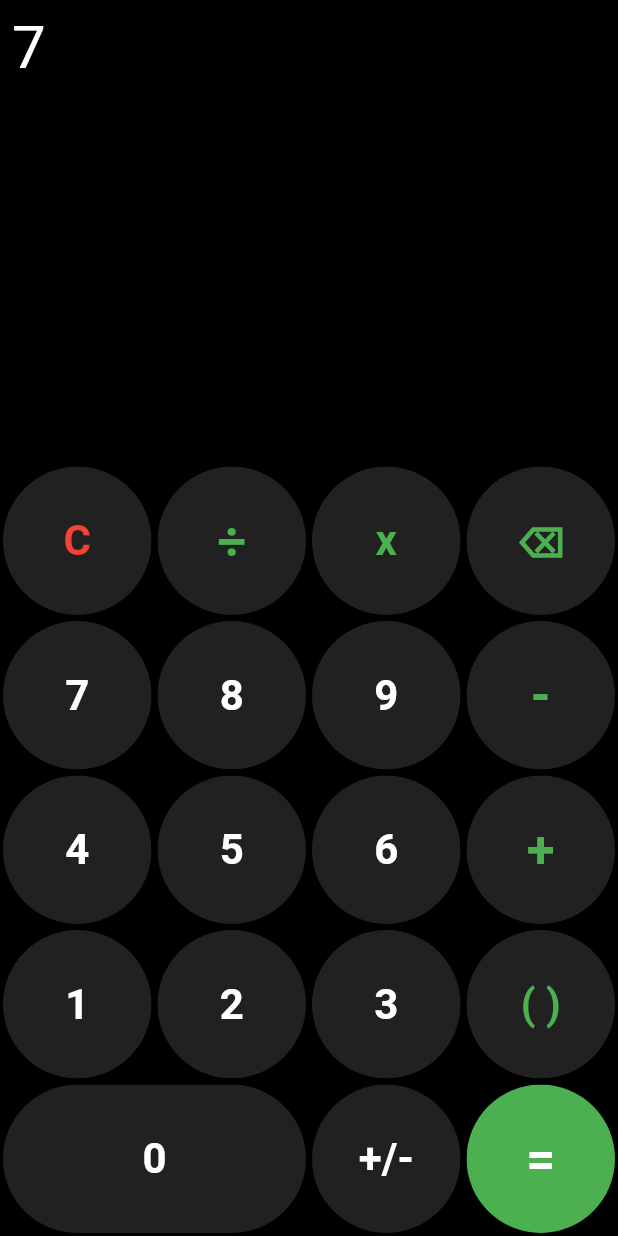
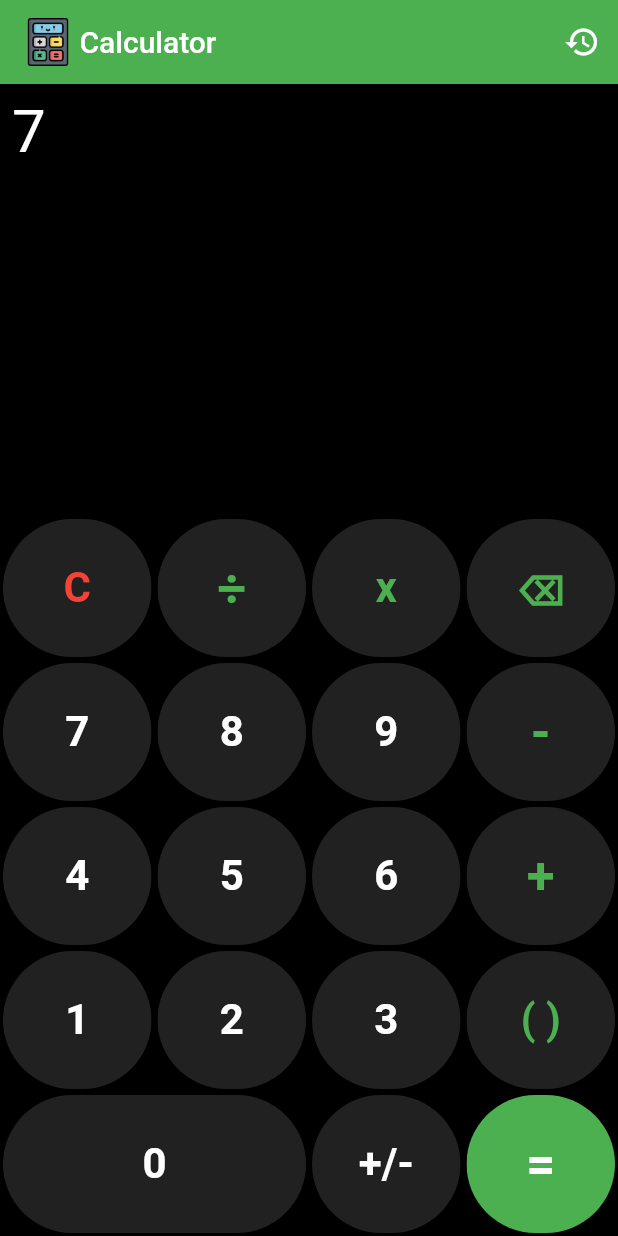
Before and after one commit to silvia-622/Calculator, a Flutter app: the screen it shows after launch, after a tap on an icon or button, on a phone screen of 412 x 824 dp. Run offline on Flutter 3.47's test engine with Material 2 defaults, Android fonts, the phone set to English and light mode, and no system bars; our stand-ins replace math_expressions.

Commit message:
Appbar - Calculator Icon; Effect when clicking a button

```diff
--- a/calculator/lib/calculator.dart
+++ b/calculator/lib/calculator.dart
@@ -2,7 +2,6 @@ import 'package:flutter/material.dart';
 import 'package:math_expressions/math_expressions.dart';
 import 'package:calculator/calculator_button.dart';
 import 'package:calculator/calculator_button_symbol.dart';
-
 
 class Calculator extends StatefulWidget {
   const Calculator({Key? key}) : super(key: key);
@@ -21,8 +20,8 @@ class _CalculatorState extends State<Calculator> {
   int numberClosedParentheses = 0;
 
   double get fontSizeResult {
-    if (result.length > 12) { return 20; }
-    else { return 35; }
+    if (result == '=Incorrect format.' || result.length > 15) { return 25; }
+    else { return 40; }
   }
 
   void _scrollDown() {
@@ -34,6 +33,25 @@ class _CalculatorState extends State<Calculator> {
   @override
   Widget build(BuildContext context) {
     return Scaffold(
+        appBar: AppBar(
+          title: Row(
+            children: [
+              Image.asset(
+                'images/calculator.png',
+                height: 32,
+              ),
+              const Text(' Calculator')
+            ],
+          ),
+          backgroundColor: Colors.green,
+          actions: [
+            IconButton(
+              icon: const Icon(Icons.history),
+              onPressed: () {},
+            ),
+            // add more IconButton
+          ],
+        ),
         backgroundColor: Colors.black,
         body: Column(
             children: [
@@ -45,7 +63,6 @@ class _CalculatorState extends State<Calculator> {
                       child: ListView.builder(
                           padding: const EdgeInsets.fromLTRB(8, 8, 8, 0),
                           controller: _controller,
-                          //scrollDirection: Axis.vertical,
                           shrinkWrap: true,
                           itemCount: 1,
                           itemBuilder: (BuildContext context, int index) {
@@ -126,6 +143,7 @@ class _CalculatorState extends State<Calculator> {
   }
 
   void update(CalculatorButtonSymbol symbol){
+    if (result.isNotEmpty) { result = ''; }
     switch (symbol.type) {
       case 'Clean':
         removeLastCharacter();
@@ -149,9 +167,9 @@ class _CalculatorState extends State<Calculator> {
         number(symbol);
         break;
     }
-    print(queue);
-    print('OPEN: ' + numberOpenParentheses.toString());
-    print('CLOSED: ' + numberClosedParentheses.toString());
+    //print(queue);
+    //print('OPEN: ' + numberOpenParentheses.toString());
+    //print('CLOSED: ' + numberClosedParentheses.toString());
     _scrollDown();
   }
 
@@ -165,28 +183,29 @@ class _CalculatorState extends State<Calculator> {
   }
 
   void sign () {
-    print('y');
     if (queue.isEmpty || queue.last == Buttons.openParentheses || queue.last.type == 'Operator'){
       addToMathOperation(Buttons.openParentheses);
       addToMathOperation(Buttons.subtract);
     }
     else {
       List<CalculatorButtonSymbol> number = [];
-
       var index = 0;
-
       for(var i=queue.length-1; i >= 0; i--) {
         if (queue[i].type == 'Number') {
-          print('passou aqui');
           number.add(queue[i]);
         } else {
-
           index = i;
-          //print(index);
           break;
         }
       }
-      print(index);
+      /*if (index == 0){
+
+
+      }
+
+
+      print(number);
+      print(queue[index]);*/
 
 
     }
@@ -288,6 +307,7 @@ class _CalculatorState extends State<Calculator> {
       String auxResult = eval.toString();
       (auxResult.substring(auxResult.length - 2, auxResult.length) == '.0') ?
       result = '=' + auxResult.substring(0, auxResult.length - 2) : result = '=' + auxResult ;
+      if(result == '=-0'){ result = '=0';}
     } catch (e) {
       result = '=Incorrect format.';
     }
--- a/calculator/lib/calculator_button.dart
+++ b/calculator/lib/calculator_button.dart
@@ -23,40 +23,26 @@ class CalculatorButton extends StatelessWidget {
     }
   }
 
-  Color get color {
-    switch (symbol.type) {
-      case 'Equals':
-        return Colors.green;
-      default:
-        return const Color(0xFF212121);
-    }
-  }
-
-  double get textFontSize {
-    if (symbol.value == '+' || symbol.value == '-' || symbol.value == '÷' || symbol.value == '=') {
-      return 34;
-    } else {
-      return 28;
-    }
-  }
-
   @override
   Widget build(BuildContext context) {
-    //double size = MediaQuery.of(context).size.width / 4;
-    return GestureDetector(
+    return InkWell(
+      customBorder: RoundedRectangleBorder(
+        borderRadius: BorderRadius.circular(25),
+      ),
+      hoverColor: (symbol.type == 'Equals') ? Colors.green : const Color(0xFF212121),
       onTap: onTap,
       child: Padding(
         padding: const EdgeInsets.all(2.0),
         child: ClipRRect(
           borderRadius: BorderRadius.circular(50.0),
           child: Container(
-            color: color,
+            color: (symbol.type == 'Equals') ? Colors.green : const Color(0xFF212121),
             child: Center(
               child: Text(
                 symbol.toString(),
                 style: TextStyle(
                     color: textColor,
-                    fontSize: textFontSize, //26
+                    fontSize: (symbol.value == '+' || symbol.value == '-' || symbol.value == '÷' || symbol.value == '=') ? 34 : 28,
                     fontWeight: FontWeight.bold
                 ),
               ),
--- a/calculator/lib/main.dart
+++ b/calculator/lib/main.dart
@@ -7,7 +7,6 @@ void main() {
 
 class MyApp extends StatelessWidget {
   const MyApp({Key? key}) : super(key: key);
-
   // This widget is the root of your application.
   @override
   Widget build(BuildContext context) {
--- a/calculator/pubspec.yaml
+++ b/calculator/pubspec.yaml
@@ -60,6 +60,9 @@ flutter:
   # the material Icons class.
   uses-material-design: true
 
+  assets:
+  - images/calculator.png
+
   # To add assets to your application, add an assets section, like this:
   # assets:
   #   - images/a_dot_burr.jpeg
```
Also changed, not shown: calculator/images/calculator.png (added).
